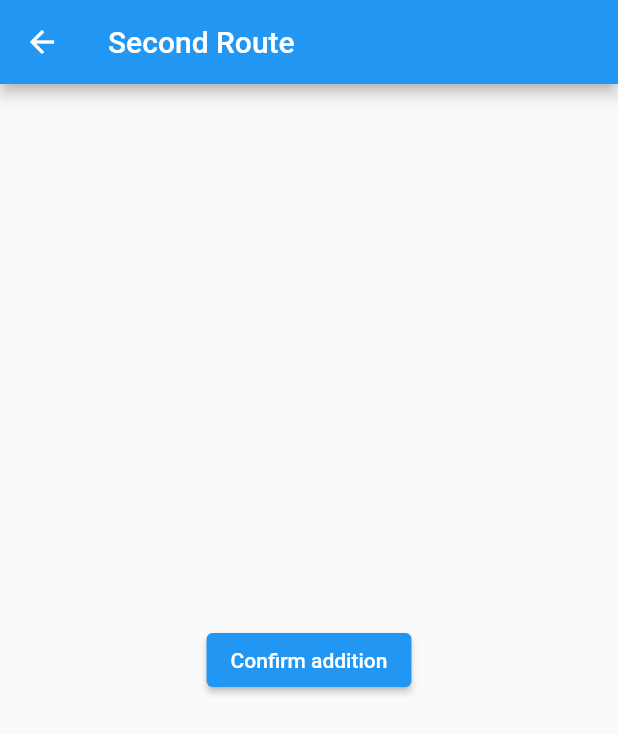
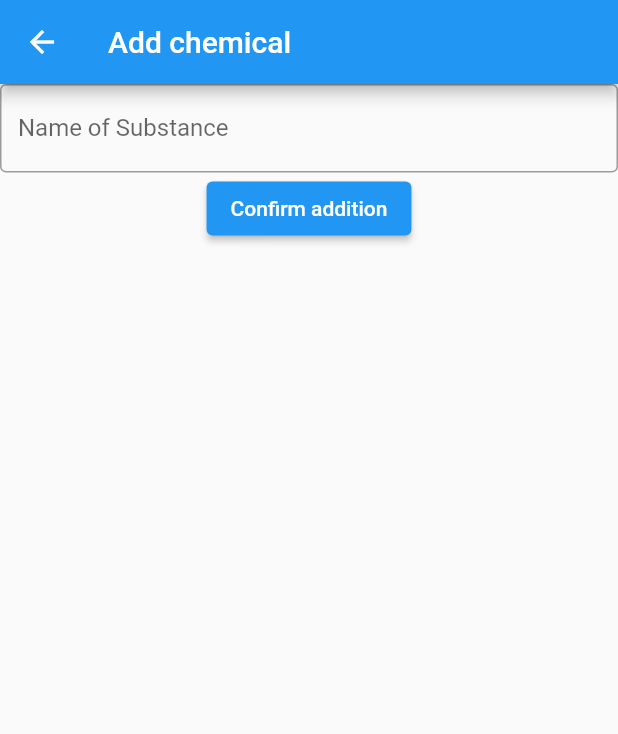
Before and after one commit to mmusil25/Half-life-tracker, a Flutter app: the screen it shows after launch, after a tap on the "add" icon, on a phone screen of 412 x 824 dp. Shown: the top 734 px of the screen. Run offline on Flutter 3.47's test engine with Material 2 defaults, Android fonts, the phone set to English and light mode, and no system bars.

Commit message:
save state work on fillable text field

```diff
--- /dev/null
+++ b/lib/forms/chemical_input_form.dart
@@ -0,0 +1,56 @@
+import 'package:flutter/material.dart';
+
+class MyCustomForm extends StatefulWidget {
+  const MyCustomForm({super.key});
+
+  @override
+  State<MyCustomForm> createState() => _MyCustomFormState();
+}
+
+class _MyCustomFormState extends State<MyCustomForm> {
+
+  final myController = TextEditingController();
+
+  @override
+  void dispose(){
+    myController.dispose();
+    super.dispose();
+  }
+
+  @override
+  Widget build(BuildContext context){
+    return Scaffold(
+        appBar: AppBar(
+          title: const Text('Add chemical'),
+        ),
+        body: Column(
+
+          children: [
+
+            TextFormField(
+              restorationId: 'chemical_name_field',
+              controller: myController,
+              decoration: InputDecoration(
+                border:  OutlineInputBorder(),
+                hintText: "Chemical Name",
+                labelText: "Name of Substance"
+                ),
+              ),
+
+            ElevatedButton(
+              onPressed: () {
+                Navigator.pop(context);
+              },
+              child: const Text('Confirm addition'),
+            ),
+          ]
+        ),
+        );
+
+
+
+  }
+
+
+
+}
--- a/lib/screens/add_chemical_screen.dart
+++ b/lib/screens/add_chemical_screen.dart
@@ -7,8 +7,8 @@ class ChemicalInfo {
   num? halfLife = 0;
 }
 
-class SecondRoute extends StatelessWidget{
-  const SecondRoute({super.key});
+class ChemicalInput extends StatelessWidget{
+   ChemicalInput({super.key});
 
 late FocusNode _chemName;
 
@@ -27,12 +27,13 @@ Widget build(BuildContext context) {
           focusNode: _chemName,
           decoration: InputDecoration(
             border:  OutlineInputBorder(),
-            hintText: "Chemical Name"
-            )
+            hintText: "Chemical Name",
+            labelText: "Name of Substance"
+            ),
+            onSaved: (String? value){
+
+            },
           ),
-
-
-        ),
 
         ElevatedButton(
           onPressed: () {
@@ -42,8 +43,6 @@ Widget build(BuildContext context) {
         ),
       ]
     ),
-
-
     );
 }
 }
--- a/lib/screens/real_time_screen.dart
+++ b/lib/screens/real_time_screen.dart
@@ -1,17 +1,8 @@
 import 'package:flutter/material.dart';
-import 'package:half_life_tracker/routes_tutorial/routes_main.dart';
+import 'package:half_life_tracker/forms/chemical_input_form.dart';
 
 class MyHomePage extends StatefulWidget {
   const MyHomePage({super.key, required this.title});
-
-  // This widget is the home page of your application. It is stateful, meaning
-  // that it has a State object (defined below) that contains fields that affect
-  // how it looks.
-
-  // This class is the configuration for the state. It holds the values (in this
-  // case the title) provided by the parent (in this case the App widget) and
-  // used by the build method of the State. Fields in a Widget subclass are
-  // always marked "final".
 
   final String title;
 
@@ -24,14 +15,13 @@ class _MyHomePageState extends State<MyHomePage> {
 
   void _incrementCounter() {
     setState(() {
-
       _counter++;
     });
   }
 
   void _addNewChemical(){
     Navigator.push(context,
-    MaterialPageRoute(builder: (context) => SecondRoute()));
+    MaterialPageRoute(builder: (context) => MyCustomForm()));
   }
 
   @override
```
Also changed, not shown: 1 other file.
